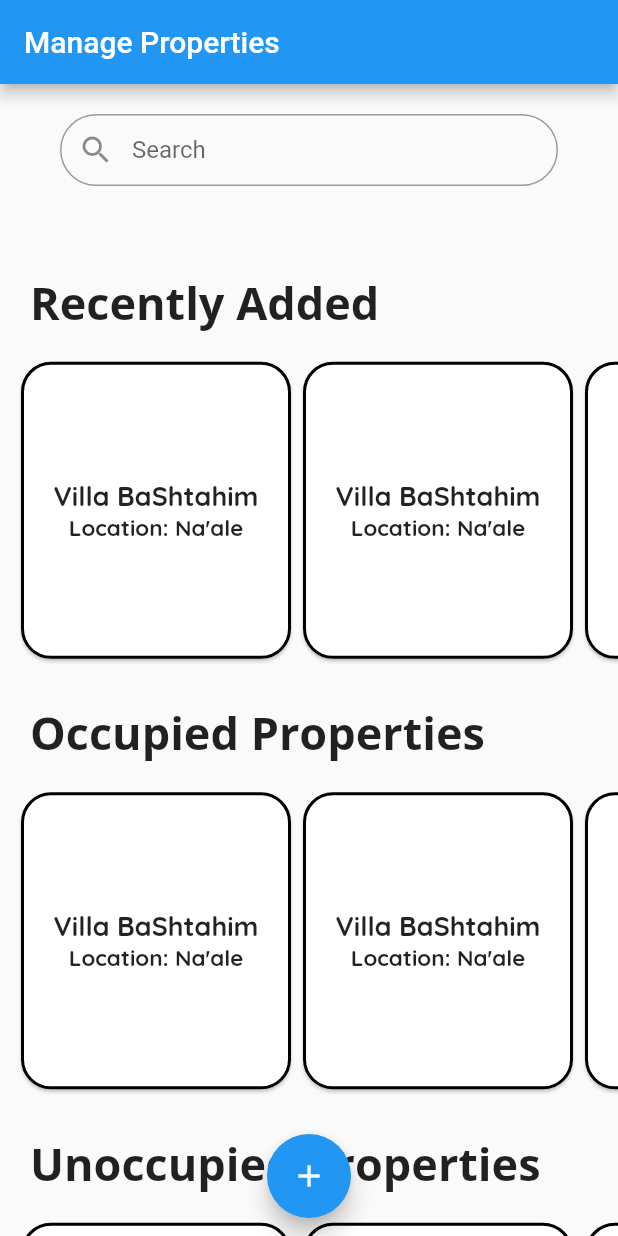
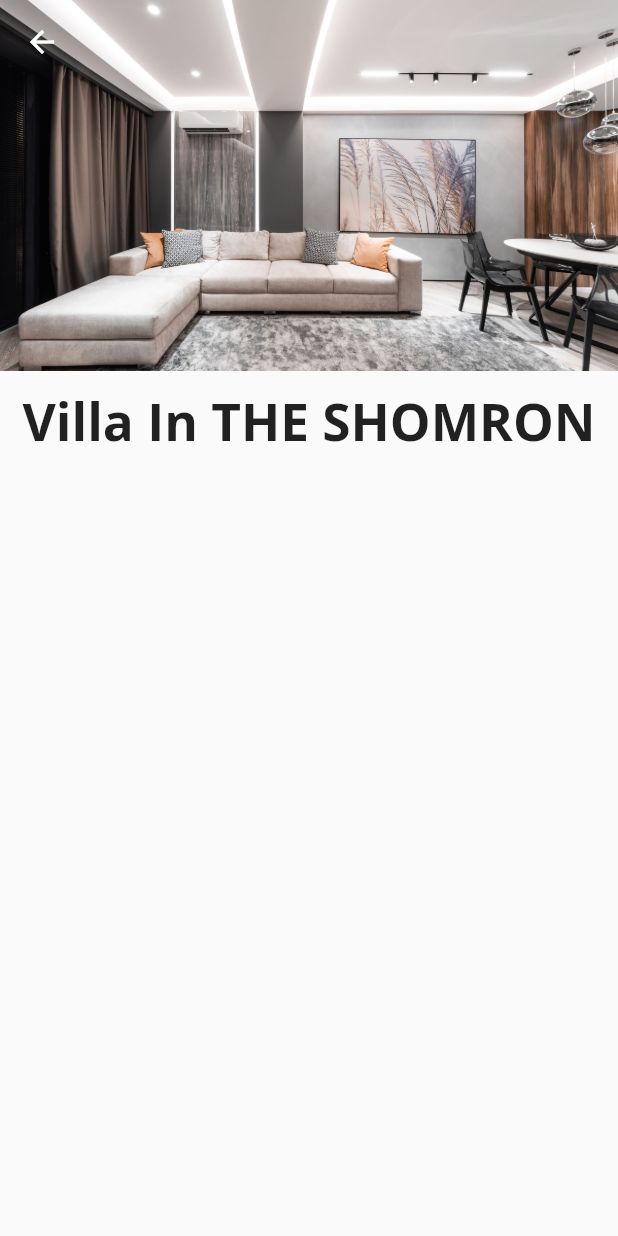
Before and after one commit to Sublet-BYD/sublet_app, a Flutter app: the screen it shows after launch, after a tap on "Villa BaShtahim", on a phone screen of 412 x 824 dp. Run offline on Flutter 3.47's test engine with Material 2 defaults, Android fonts, the phone set to English and light mode, and no system bars; our stand-ins replace firebase_core; accounts and stored records are empty.

Commit message:
property screen update

```diff
--- a/lib/main.dart
+++ b/lib/main.dart
@@ -2,6 +2,7 @@ import 'package:flutter/material.dart';
 import 'package:sublet_app/screens/Home/home_page.dart';
 import 'package:firebase_core/firebase_core.dart';
 import 'package:sublet_app/screens/Owner/manage_properties.dart';
+import 'package:sublet_app/screens/Owner/property_screen.dart';
 import 'firebase_options.dart';
 
 void main() async {
--- a/lib/screens/Owner/manage_properties.dart
+++ b/lib/screens/Owner/manage_properties.dart
@@ -8,6 +8,7 @@ class ManageProperties extends StatelessWidget {
   const ManageProperties({super.key});
 
   void _startAddNewProperty(BuildContext context) {
+    // The half window for adding new property
     showModalBottomSheet(
       context: context,
       builder: (((context) => NewProperty())),
@@ -45,6 +46,7 @@ class ManageProperties extends StatelessWidget {
               ),
             ),
             Container(
+              // Categories Lists -
               height: (MediaQuery.of(context).size.height -
                       appBar.preferredSize.height -
                       MediaQuery.of(context).padding.top) *
--- a/lib/screens/Owner/properties_list_categories.dart
+++ b/lib/screens/Owner/properties_list_categories.dart
@@ -1,6 +1,7 @@
 import 'package:flutter/material.dart';
 import 'package:flutter/src/widgets/container.dart';
 import 'package:flutter/src/widgets/framework.dart';
+import 'package:sublet_app/screens/Owner/property_screen.dart';
 import '/screens/Owner/property_card.dart';
 import '/screens/Owner/property.dart';
 
@@ -9,8 +10,12 @@ class PropertiesListCategories extends StatelessWidget {
 
   PropertiesListCategories(this._title, {super.key});
 
-  void onPropertyCardPress(BuildContext context, int asset_id) {
-    print(asset_id);
+  void onPropertyCardPress(BuildContext ctx, int asset_id) {
+    Navigator.of(ctx).push(MaterialPageRoute(
+      builder: (_) {
+        return PropertyScreen();
+      },
+    ));
   }
 
   final List<Property> _properties = [
@@ -100,7 +105,9 @@ class PropertiesListCategories extends StatelessWidget {
                 padding: EdgeInsets.only(left: 10),
                 scrollDirection: Axis.horizontal,
                 itemBuilder: (context, index) {
-                  return GestureDetector(
+                  return InkWell(
+                      splashColor: Theme.of(context).primaryColor,
+                      borderRadius: BorderRadius.circular(20),
                       onTap: (() => onPropertyCardPress(context, index)),
                       child: PropertyCard(this._properties[index]));
                 },
--- a/lib/screens/Owner/property_card.dart
+++ b/lib/screens/Owner/property_card.dart
@@ -22,14 +22,23 @@ class PropertyCard extends StatelessWidget {
       ),
       child: Container(
         width: 150.0,
-        margin: EdgeInsets.symmetric(
-          vertical: 10,
-          horizontal: 15,
+        child: LayoutBuilder(
+          builder: (context, constrains) {
+            return Column(
+              mainAxisAlignment: MainAxisAlignment.start,
+              crossAxisAlignment: CrossAxisAlignment.stretch,
+              children: <Widget>[
+                ClipRRect(
+                  borderRadius: BorderRadius.only(
+                      topLeft: Radius.circular(20),
+                      topRight: Radius.circular(20)),
+                  child: Image.asset(
+                    'assets/Apartment_example.jpg',
+                    fit: BoxFit.fill,
                   ),
-        child: Column(
-          mainAxisAlignment: MainAxisAlignment.center,
-          children: <Widget>[
+                ),
                 FittedBox(
+                  fit: BoxFit.scaleDown,
                   child: Text(
                     _property.name,
                     style: TextStyle(
@@ -38,14 +47,19 @@ class PropertyCard extends StatelessWidget {
                         fontWeight: FontWeight.bold),
                   ),
                 ),
-            Text(
+                FittedBox(
+                  fit: BoxFit.scaleDown,
+                  child: Text(
                     'Location: ${_property.location}',
                     style: TextStyle(
                       fontFamily: 'QuickSand',
                       fontSize: 15,
                     ),
                   ),
+                ),
               ],
+            );
+          },
         ),
       ),
     );
--- /dev/null
+++ b/lib/screens/Owner/property_screen.dart
@@ -0,0 +1,59 @@
+import 'package:flutter/cupertino.dart';
+import 'package:flutter/material.dart';
+import 'package:flutter/src/widgets/container.dart';
+import 'package:flutter/src/widgets/framework.dart';
+
+class PropertyScreen extends StatelessWidget {
+  const PropertyScreen({super.key});
+
+  @override
+  Widget build(BuildContext context) {
+    final appBar = AppBar(
+      backgroundColor: Colors.transparent,
+      foregroundColor: Colors.white,
+      elevation: 0,
+    );
+    return Scaffold(
+      extendBodyBehindAppBar: true,
+      appBar: appBar,
+      resizeToAvoidBottomInset: false,
+      body: Column(children: <Widget>[
+        Container(
+          height: (MediaQuery.of(context).size.height -
+                  MediaQuery.of(context).padding.top) *
+              0.3,
+          width: MediaQuery.of(context).size.width,
+          child: Image.asset('assets/Apartment_example.jpg', fit: BoxFit.cover),
+        ),
+        Container(
+          height: (MediaQuery.of(context).size.height -
+                  MediaQuery.of(context).padding.top) *
+              0.7,
+          // width: MediaQuery.of(context).size.width,
+          child: LayoutBuilder(builder: (context, constrains) {
+            return Column(children: [
+              Container(
+                padding: EdgeInsets.symmetric(vertical: 10, horizontal: 15),
+                alignment: Alignment
+                    .topLeft, // require for the title to begin from left
+                height: constrains.maxHeight * 0.2,
+                // width: double.infinity,
+                child: FittedBox(
+                  child: Text(
+                    // textAlign: TextAlign.left,
+                    'Villa In THE SHOMRON',
+                    style: TextStyle(
+                      fontFamily: 'OpenSans',
+                      fontSize: constrains.maxHeight * 0.2,
+                      fontWeight: FontWeight.bold,
+                    ),
+                  ),
+                ),
+              )
+            ]);
+          }),
+        ),
+      ]),
+    );
+  }
+}
```
Lines whose indentation alone changed are shown as unchanged.
